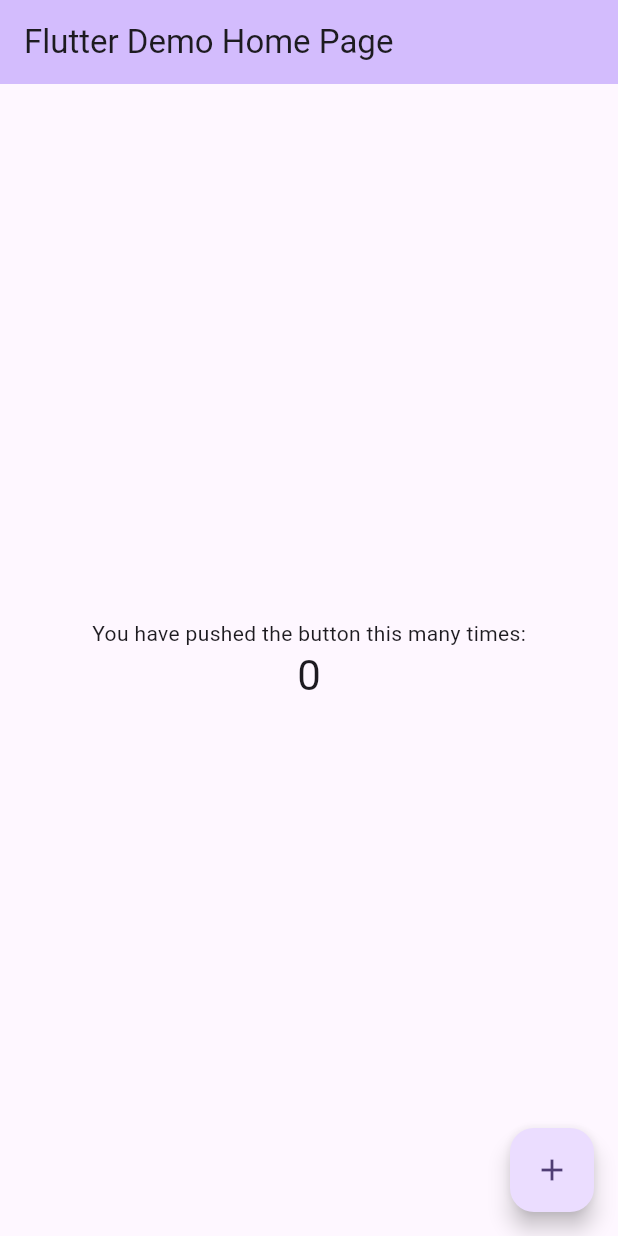
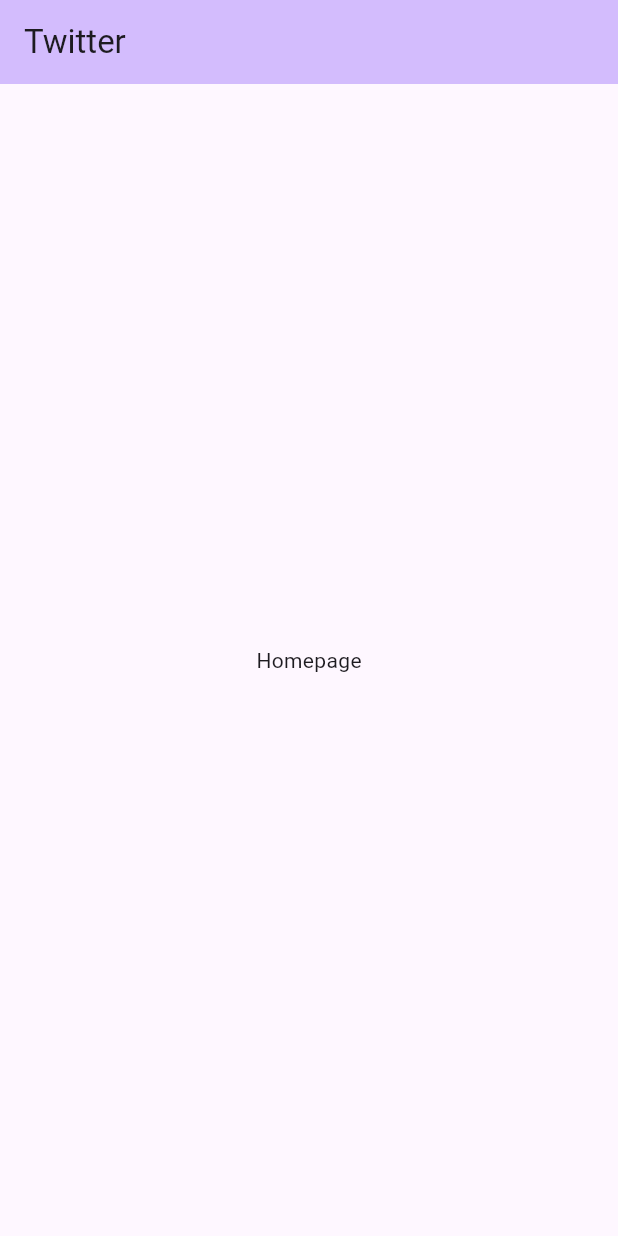
Before and after one commit to Mishalzahra28/Flutter, a Flutter app: the screen it shows after launch, on a phone screen of 412 x 824 dp. Run offline on Flutter 3.47's test engine with Material 2 defaults, Android fonts, the phone set to English and light mode, and no system bars.

Commit message:
homepage

```diff
--- a/twitter_clone/lib/main.dart
+++ b/twitter_clone/lib/main.dart
@@ -13,41 +13,16 @@ class MyApp extends StatelessWidget {
     return MaterialApp(
       title: 'Flutter Demo',
       theme: ThemeData(
-        // This is the theme of your application.
-        //
-        // TRY THIS: Try running your application with "flutter run". You'll see
-        // the application has a blue toolbar. Then, without quitting the app,
-        // try changing the seedColor in the colorScheme below to Colors.green
-        // and then invoke "hot reload" (save your changes or press the "hot
-        // reload" button in a Flutter-supported IDE, or press "r" if you used
-        // the command line to start the app).
-        //
-        // Notice that the counter didn't reset back to zero; the application
-        // state is not lost during the reload. To reset the state, use hot
-        // restart instead.
-        //
-        // This works for code too, not just values: Most code changes can be
-        // tested with just a hot reload.
         colorScheme: ColorScheme.fromSeed(seedColor: Colors.deepPurple),
         useMaterial3: true,
       ),
-      home: const MyHomePage(title: 'Flutter Demo Home Page'),
+      home: const MyHomePage(title: 'Twitter'),
     );
   }
 }
 
 class MyHomePage extends StatefulWidget {
   const MyHomePage({super.key, required this.title});
-
-  // This widget is the home page of your application. It is stateful, meaning
-  // that it has a State object (defined below) that contains fields that affect
-  // how it looks.
-
-  // This class is the configuration for the state. It holds the values (in this
-  // case the title) provided by the parent (in this case the App widget) and
-  // used by the build method of the State. Fields in a Widget subclass are
-  // always marked "final".
-
   final String title;
 
   @override
@@ -55,71 +30,13 @@ class MyHomePage extends StatefulWidget {
 }
 
 class _MyHomePageState extends State<MyHomePage> {
-  int _counter = 0;
-
-  void _incrementCounter() {
-    setState(() {
-      // This call to setState tells the Flutter framework that something has
-      // changed in this State, which causes it to rerun the build method below
-      // so that the display can reflect the updated values. If we changed
-      // _counter without calling setState(), then the build method would not be
-      // called again, and so nothing would appear to happen.
-      _counter++;
-    });
-  }
-
   @override
   Widget build(BuildContext context) {
-    // This method is rerun every time setState is called, for instance as done
-    // by the _incrementCounter method above.
-    //
-    // The Flutter framework has been optimized to make rerunning build methods
-    // fast, so that you can just rebuild anything that needs updating rather
-    // than having to individually change instances of widgets.
     return Scaffold(
-      appBar: AppBar(
-        // TRY THIS: Try changing the color here to a specific color (to
-        // Colors.amber, perhaps?) and trigger a hot reload to see the AppBar
-        // change color while the other colors stay the same.
-        backgroundColor: Theme.of(context).colorScheme.inversePrimary,
-        // Here we take the value from the MyHomePage object that was created by
-        // the App.build method, and use it to set our appbar title.
-        title: Text(widget.title),
-      ),
-      body: Center(
-        // Center is a layout widget. It takes a single child and positions it
-        // in the middle of the parent.
-        child: Column(
-          // Column is also a layout widget. It takes a list of children and
-          // arranges them vertically. By default, it sizes itself to fit its
-          // children horizontally, and tries to be as tall as its parent.
-          //
-          // Column has various properties to control how it sizes itself and
-          // how it positions its children. Here we use mainAxisAlignment to
-          // center the children vertically; the main axis here is the vertical
-          // axis because Columns are vertical (the cross axis would be
-          // horizontal).
-          //
-          // TRY THIS: Invoke "debug painting" (choose the "Toggle Debug Paint"
-          // action in the IDE, or press "p" in the console), to see the
-          // wireframe for each widget.
-          mainAxisAlignment: MainAxisAlignment.center,
-          children: <Widget>[
-            const Text(
-              'You have pushed the button this many times:',
-            ),
-            Text(
-              '$_counter',
-              style: Theme.of(context).textTheme.headlineMedium,
-            ),
-          ],
+        appBar: AppBar(
+          backgroundColor: Theme.of(context).colorScheme.inversePrimary,
+          title: Text(widget.title),
         ),
-      ),
-      floatingActionButton: FloatingActionButton(
-        onPressed: _incrementCounter,
-        tooltip: 'Increment',
-        child: const Icon(Icons.add),
-      ), // This trailing comma makes auto-formatting nicer for build methods.
-    );
+        body: Center(child: Text("Homepage")));
   }
 }
```
